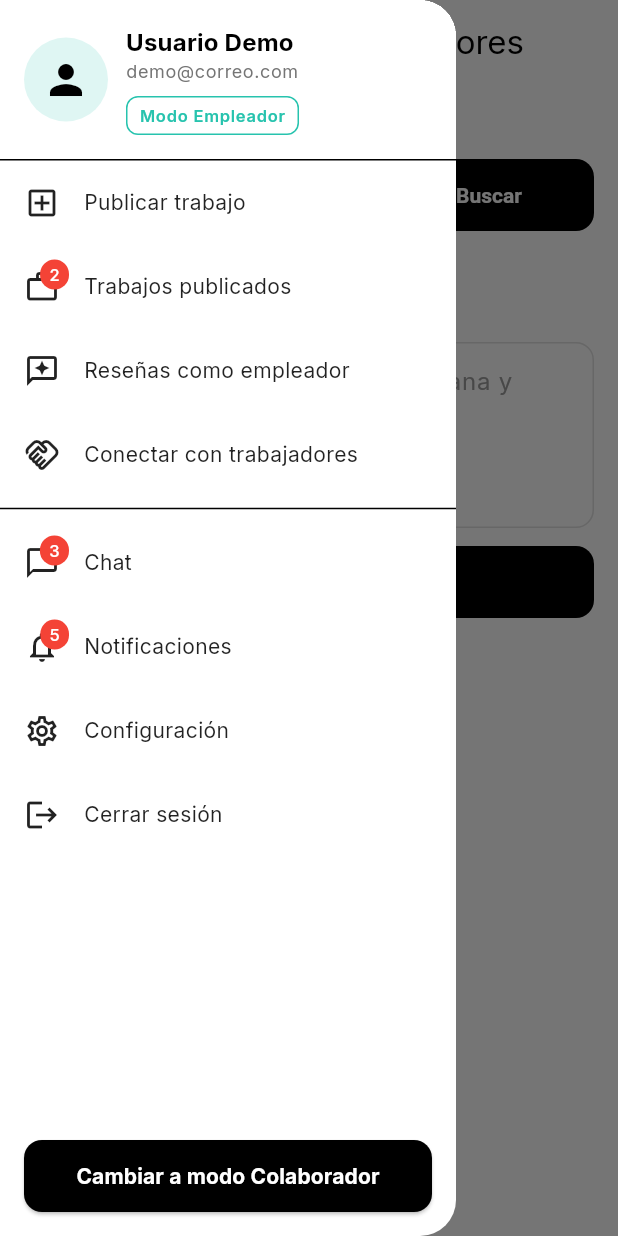
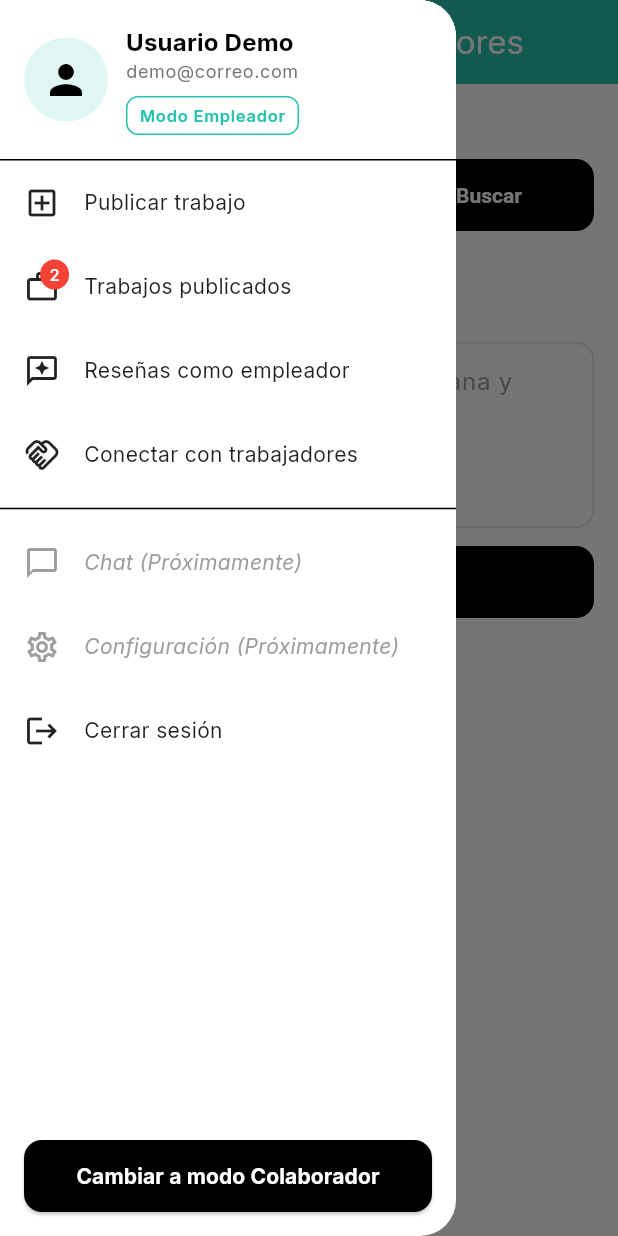
Before and after one commit to Serfelzxcv/recomiendalo, a Flutter app: the ConnectScreen screen opened by its route, with the side drawer open, on a phone screen of 412 x 824 dp. Run offline on Flutter 3.47's test engine with Material 3 defaults, Android fonts, the phone set to English and light mode, and no system bars; our stand-ins replace go_router, google_fonts, image_picker; network calls fail.

Commit message:
feat push 02.10.2025 2:35

```diff
--- a/lib/core/theme/app_theme.dart
+++ b/lib/core/theme/app_theme.dart
@@ -29,10 +29,10 @@ class AppTheme {
     );
 
     return base.copyWith(
-      /// AppBar blanco con texto negro (minimalista)
+      /// 🔹 AppBar celeste con texto blanco
       appBarTheme: const AppBarTheme(
-        backgroundColor: white,
-        foregroundColor: black,
+        backgroundColor: primaryColor,
+        foregroundColor: white,
         elevation: 0,
         centerTitle: true,
       ),
@@ -59,7 +59,8 @@ class AppTheme {
         filled: true,
         fillColor: white,
         hintStyle: TextStyle(color: Colors.grey[500]),
-        contentPadding: const EdgeInsets.symmetric(vertical: 14, horizontal: 16),
+        contentPadding:
+            const EdgeInsets.symmetric(vertical: 14, horizontal: 16),
         border: OutlineInputBorder(
           borderRadius: BorderRadius.circular(12),
           borderSide: BorderSide(color: Colors.grey[300]!),
--- a/lib/features/profiles/screens/profile_detail_screen.dart
+++ b/lib/features/profiles/screens/profile_detail_screen.dart
@@ -3,7 +3,6 @@ import 'package:recomiendalo/features/profiles/models/profile_model.dart';
 import 'package:recomiendalo/features/profiles/sections/profile_gallery_section.dart';
 import 'package:recomiendalo/features/profiles/sections/profile_info_section.dart';
 import 'package:recomiendalo/features/profiles/sections/profile_references_section.dart';
-
 
 class ProfileDetailScreen extends StatefulWidget {
   final ProfileModel profile;
@@ -35,7 +34,9 @@ class _ProfileDetailScreenState extends State<ProfileDetailScreen>
     final profile = widget.profile;
 
     return Scaffold(
-      appBar: AppBar(title: Text(profile.name)),
+      appBar: AppBar(
+        title: const Text("Perfil del trabajador"), // 🔹 Título más genérico
+      ),
       body: Column(
         children: [
           // 🔹 Header con avatar, nombre y rating
--- a/lib/shared/widgets/app_drawer.dart
+++ b/lib/shared/widgets/app_drawer.dart
@@ -49,8 +49,7 @@ class AppDrawer extends StatelessWidget {
                             )),
                         const SizedBox(height: 8),
                         Container(
-                          padding: const EdgeInsets.symmetric(
-                              horizontal: 8, vertical: 4),
+                          padding: const EdgeInsets.symmetric(horizontal: 8, vertical: 4),
                           decoration: BoxDecoration(
                             border: Border.all(color: colors.primary),
                             borderRadius: BorderRadius.circular(8),
@@ -129,26 +128,35 @@ class AppDrawer extends StatelessWidget {
 
                   const Divider(),
 
-                  _buildTile(
-                    context,
-                    icon: Icons.chat_bubble_outline,
-                    title: 'Chat',
-                    route: '/chat',
-                    badgeCount: 3,
+                  // 🔹 Chat deshabilitado (Próximamente)
+                  ListTile(
+                    leading: const Icon(Icons.chat_bubble_outline, color: Colors.grey),
+                    title: Text(
+                      "Chat (Próximamente)",
+                      style: textTheme.bodyMedium?.copyWith(
+                        color: Colors.grey,
+                        fontStyle: FontStyle.italic,
+                      ),
+                    ),
+                    enabled: false,
                   ),
-                  _buildTile(
-                    context,
-                    icon: Icons.notifications_none,
-                    title: "Notificaciones",
-                    route: '/notifications',
-                    badgeCount: 5,
+
+                  // 🔹 Notificaciones -> ocultadas en MVP
+                  // (Ya están integradas como badges en otras secciones)
+
+                  // 🔹 Configuración deshabilitada (Próximamente)
+                  ListTile(
+                    leading: const Icon(Icons.settings_outlined, color: Colors.grey),
+                    title: Text(
+                      "Configuración (Próximamente)",
+                      style: textTheme.bodyMedium?.copyWith(
+                        color: Colors.grey,
+                        fontStyle: FontStyle.italic,
+                      ),
+                    ),
+                    enabled: false,
                   ),
-                  _buildTile(
-                    context,
-                    icon: Icons.settings_outlined,
-                    title: "Configuración",
-                    route: '/settings',
-                  ),
+
                   _buildTile(
                     context,
                     icon: Icons.logout,
```
